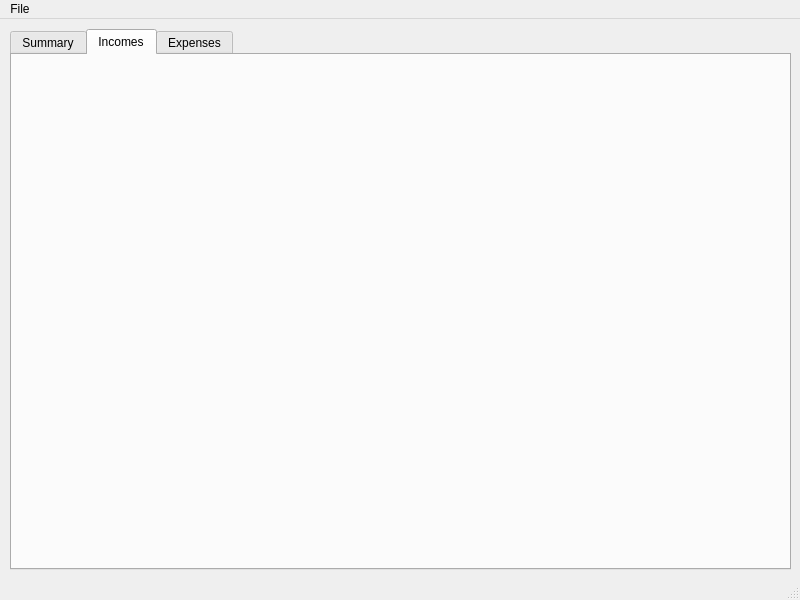
Before: the Qt Designer form mainwindow.ui in MacPiston/HomePot, drawn with Qt 5.
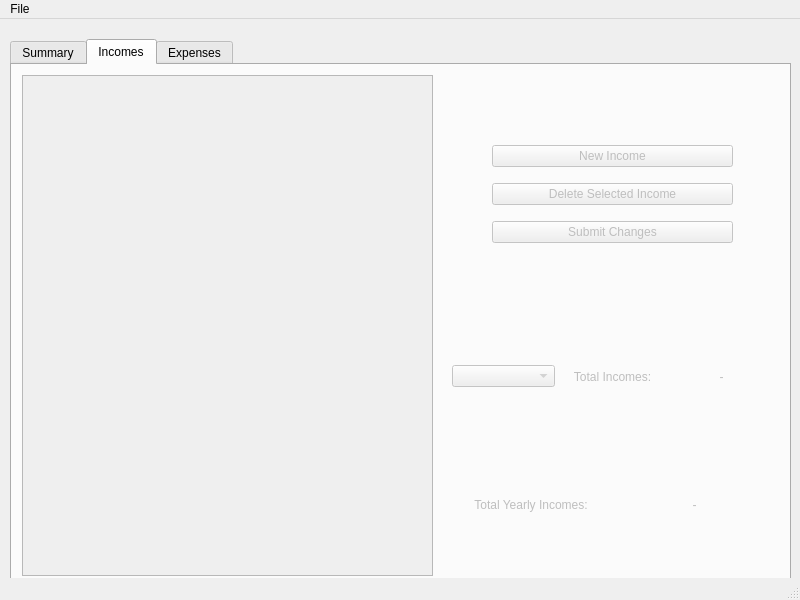
After: the same form once the commit is applied. The open tabs and pages were chosen to show the change. Custom widgets are drawn as their Qt base class.

Commit message:
Income Tab Update
- created incomes tab interface
- created data fetching on incomes tab

Diff of the .ui file:
```diff
--- a/mainwindow.ui
+++ b/mainwindow.ui
@@ -15,10 +15,13 @@
   </property>
   <widget class="QWidget" name="centralwidget">
    <widget class="QTabWidget" name="tabWidget">
+    <property name="enabled">
+     <bool>true</bool>
+    </property>
     <property name="geometry">
      <rect>
       <x>10</x>
-      <y>10</y>
+      <y>20</y>
       <width>781</width>
       <height>541</height>
      </rect>
@@ -342,9 +345,137 @@
      </widget>
     </widget>
     <widget class="QWidget" name="incomeTab">
+     <property name="enabled">
+      <bool>false</bool>
+     </property>
      <attribute name="title">
       <string>Incomes</string>
      </attribute>
+     <widget class="QTableView" name="incomesTableView">
+      <property name="geometry">
+       <rect>
+        <x>10</x>
+        <y>10</y>
+        <width>411</width>
+        <height>501</height>
+       </rect>
+      </property>
+     </widget>
+     <widget class="QWidget" name="verticalLayoutWidget_3">
+      <property name="geometry">
+       <rect>
+        <x>440</x>
+        <y>250</y>
+        <width>321</width>
+        <height>251</height>
+       </rect>
+      </property>
+      <layout class="QVBoxLayout" name="incomesSummaryVerticalLayout">
+       <item>
+        <layout class="QHBoxLayout" name="incomesMonthlySummaryHorizontalLayout">
+         <item>
+          <widget class="QComboBox" name="incomesMonthComboBox">
+           <property name="enabled">
+            <bool>false</bool>
+           </property>
+          </widget>
+         </item>
+         <item>
+          <widget class="QLabel" name="incomesMonthlyLabel">
+           <property name="enabled">
+            <bool>false</bool>
+           </property>
+           <property name="text">
+            <string>Total Incomes:</string>
+           </property>
+           <property name="alignment">
+            <set>Qt::AlignCenter</set>
+           </property>
+          </widget>
+         </item>
+         <item>
+          <widget class="QLabel" name="incomesMonthlyValueLabel">
+           <property name="enabled">
+            <bool>false</bool>
+           </property>
+           <property name="text">
+            <string>-</string>
+           </property>
+           <property name="alignment">
+            <set>Qt::AlignCenter</set>
+           </property>
+          </widget>
+         </item>
+        </layout>
+       </item>
+       <item>
+        <layout class="QHBoxLayout" name="incomesYearlyHoriontalLayout">
+         <item>
+          <widget class="QLabel" name="incomesYearlyLabel">
+           <property name="enabled">
+            <bool>false</bool>
+           </property>
+           <property name="text">
+            <string>Total Yearly Incomes:</string>
+           </property>
+           <property name="alignment">
+            <set>Qt::AlignCenter</set>
+           </property>
+          </widget>
+         </item>
+         <item>
+          <widget class="QLabel" name="incomesYearlyValueLabel">
+           <property name="enabled">
+            <bool>false</bool>
+           </property>
+           <property name="text">
+            <string>-</string>
+           </property>
+           <property name="alignment">
+            <set>Qt::AlignCenter</set>
+           </property>
+          </widget>
+         </item>
+        </layout>
+       </item>
+      </layout>
+     </widget>
+     <widget class="QWidget" name="verticalLayoutWidget_4">
+      <property name="geometry">
+       <rect>
+        <x>480</x>
+        <y>70</y>
+        <width>241</width>
+        <height>121</height>
+       </rect>
+      </property>
+      <layout class="QVBoxLayout" name="incomesButtonsVerticalLayout">
+       <item>
+        <widget class="QPushButton" name="incomesNewIncomeButton">
+         <property name="text">
+          <string>New Income</string>
+         </property>
+        </widget>
+       </item>
+       <item>
+        <widget class="QPushButton" name="incomesDeleteIncomeButton">
+         <property name="text">
+          <string>Delete Selected Income</string>
+         </property>
+        </widget>
+       </item>
+       <item>
+        <widget class="QPushButton" name="incomesSubmitButton">
+         <property name="enabled">
+          <bool>false</bool>
+         </property>
+         <property name="text">
+          <string>Submit Changes</string>
+         </property>
+        </widget>
+       </item>
+      </layout>
+     </widget>
     </widget>
     <widget class="QWidget" name="expensesTab">
      <attribute name="title">
```
Left out of the diff: 21 changed lines with no effect on the pictures. The commit also changes 3 other files.
